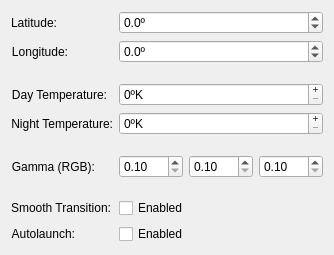
The window that applet/redshift.ui (simgunz/redshift-plasmoid) describes before a commit, drawn with Qt 5.
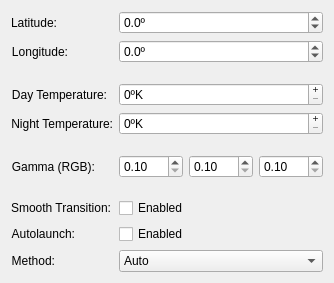
The same window after the commit. Custom widgets are drawn as their Qt base class.

Commit message: Add option to choose color adjustment method

What changed in the file:
```diff
--- a/applet/redshift.ui
+++ b/applet/redshift.ui
@@ -7,7 +7,7 @@
     <x>0</x>
     <y>0</y>
     <width>334</width>
-    <height>222</height>
+    <height>247</height>
    </rect>
   </property>
   <property name="windowTitle">
@@ -325,8 +325,47 @@
      </property>
     </widget>
    </item>
+   <item row="10" column="0">
+    <widget class="QLabel" name="lbMethod">
+     <property name="toolTip">
+      <string>Additional gamma correction (default is 1:1:1)</string>
+     </property>
+     <property name="text">
+      <string>Method:</string>
+     </property>
+     <property name="alignment">
+      <set>Qt::AlignRight|Qt::AlignTrailing|Qt::AlignVCenter</set>
+     </property>
+    </widget>
+   </item>
+   <item row="10" column="1">
+    <widget class="KComboBox" name="kcfg_method">
+     <item>
+      <property name="text">
+       <string>Auto</string>
+      </property>
+     </item>
+     <item>
+      <property name="text">
+       <string>Randr</string>
+      </property>
+     </item>
+     <item>
+      <property name="text">
+       <string>Vidmode</string>
+      </property>
+     </item>
+    </widget>
+   </item>
   </layout>
  </widget>
+ <customwidgets>
+  <customwidget>
+   <class>KComboBox</class>
+   <extends>QComboBox</extends>
+   <header>kcombobox.h</header>
+  </customwidget>
+ </customwidgets>
  <resources/>
  <connections/>
 </ui>
```
The commit also changes 3 other files.
